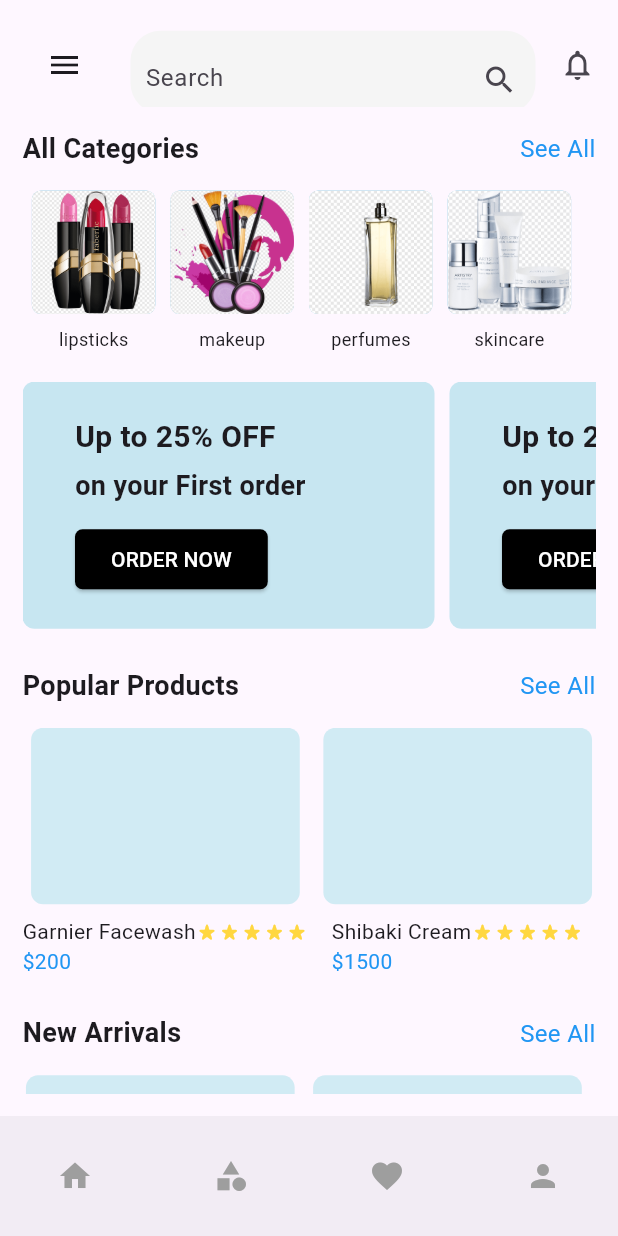
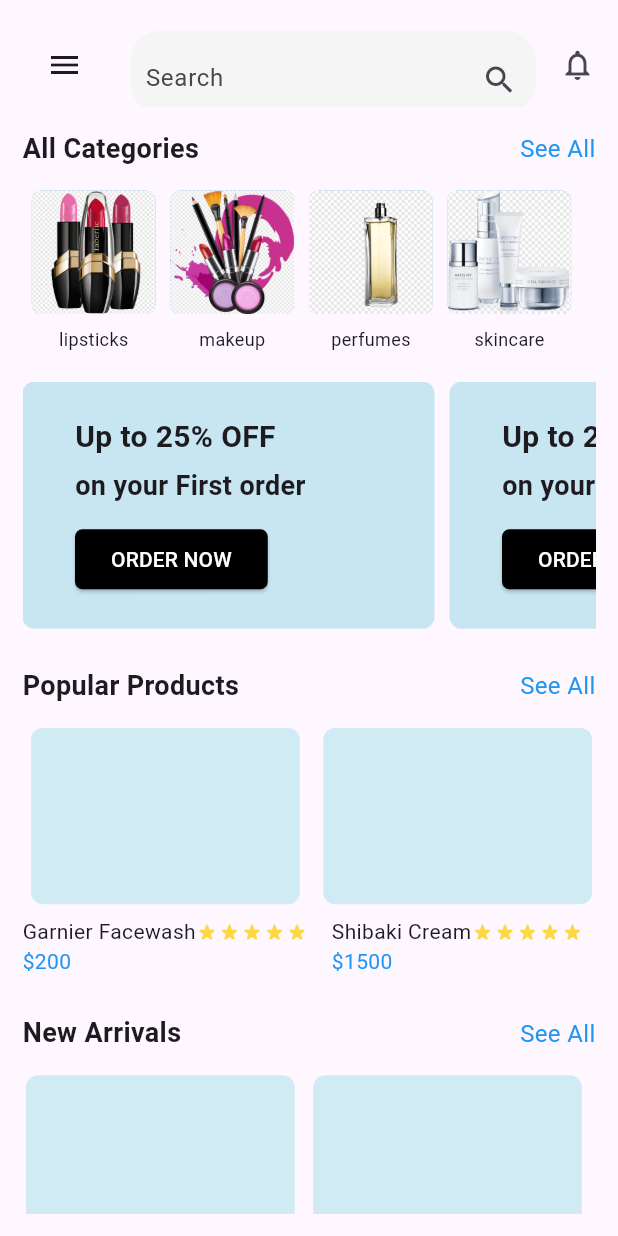
Before and after one commit to UI-Light/e-commerce-app, a Flutter app: the screen it shows after launch, on a phone screen of 412 x 824 dp. Run offline on Flutter 3.47's test engine with Material 2 defaults, Android fonts, the phone set to English and light mode, and no system bars.

Commit message:
removed product details page and bottom tab

```diff
--- a/lib/main.dart
+++ b/lib/main.dart
@@ -1,5 +1,5 @@
 import 'package:flutter/material.dart';
-import 'package:shopping_app/ui/shared/bottom_tab.dart';
+import 'package:shopping_app/ui/views/home_page.dart';
 
 void main() {
   runApp(const MyApp());
@@ -14,7 +14,7 @@ class MyApp extends StatelessWidget {
         colorScheme: ColorScheme.fromSeed(seedColor: Colors.deepPurple),
         useMaterial3: true,
       ),
-      home: const BottomTab(),
+      home: const HomePage(),
     );
   }
 }
--- a/lib/ui/shared/bottom_tab.dart
+++ /dev/null
@@ -1,86 +0,0 @@
-import 'package:flutter/material.dart';
-import 'package:shopping_app/ui/views/home_page.dart';
-
-class BottomTab extends StatefulWidget {
-  const BottomTab({super.key});
-
-  @override
-  State<BottomTab> createState() => _BottomTabState();
-}
-
-class _BottomTabState extends State<BottomTab> {
-  final PageController _pagesController = PageController();
-  bool selected = false;
-
-  @override
-  Widget build(BuildContext context) {
-    return Scaffold(
-      body: PageView(
-        physics: const NeverScrollableScrollPhysics(),
-        controller: _pagesController,
-        children: const [
-          HomePage(),
-        ],
-      ),
-      bottomNavigationBar: BottomAppBar(
-        child: Container(
-          margin: const EdgeInsets.only(left: 10.0, right: 10.0),
-          //color: Colors.white,
-          child: Row(
-            mainAxisAlignment: MainAxisAlignment.spaceBetween,
-            children: [
-              IconButton(
-                icon: Icon(
-                  Icons.home,
-                  color: selected ? Colors.blue : Colors.grey,
-                ),
-                onPressed: () {
-                  setState(() {
-                    selected = !selected;
-                  });
-                  _pagesController.jumpToPage(0);
-                },
-              ),
-              IconButton(
-                icon: Icon(
-                  Icons.category,
-                  color: selected ? Colors.blue : Colors.grey,
-                ),
-                onPressed: () {
-                  setState(() {
-                    selected = !selected;
-                  });
-                  _pagesController.jumpToPage(1);
-                },
-              ),
-              IconButton(
-                icon: Icon(
-                  Icons.favorite,
-                  color: selected ? Colors.blue : Colors.grey,
-                ),
-                onPressed: () {
-                  setState(() {
-                    selected = !selected;
-                  });
-                  _pagesController.jumpToPage(2);
-                },
-              ),
-              IconButton(
-                icon: Icon(
-                  Icons.person,
-                  color: selected ? Colors.blue : Colors.grey,
-                ),
-                onPressed: () {
-                  setState(() {
-                    selected = !selected;
-                  });
-                  _pagesController.jumpToPage(3);
-                },
-              ),
-            ],
-          ),
-        ),
-      ),
-    );
-  }
-}
```
Also changed, not shown: lib/ui/views/product_details_page.dart (deleted, +0 -15 lines).
